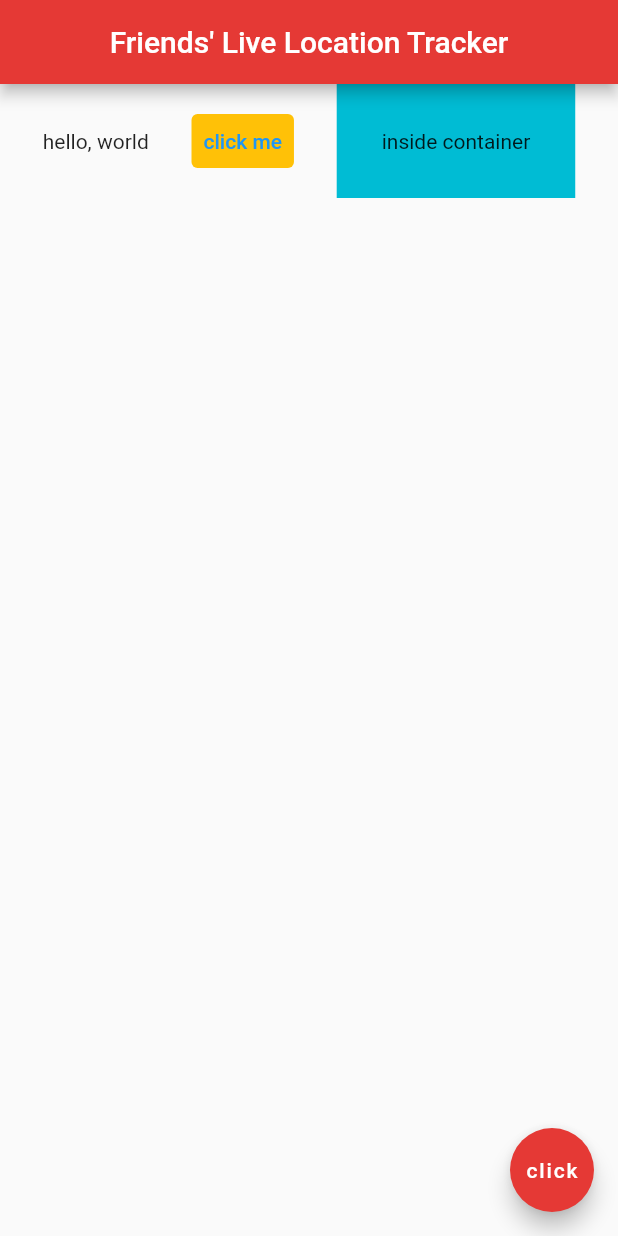
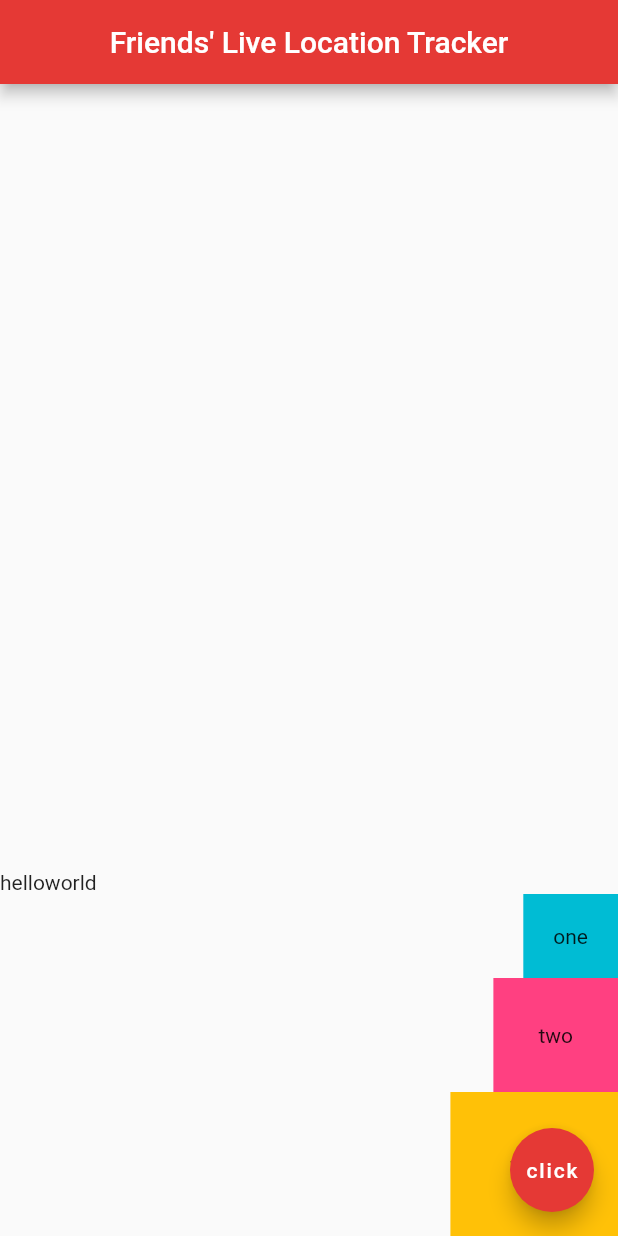
Before and after one commit to yashbg/friends_live_location_tracker, a Flutter app: the screen it shows after launch, on a phone screen of 412 x 824 dp. Run offline on Flutter 3.47's test engine with Material 2 defaults, Android fonts, the phone set to English and light mode, and no system bars.

Commit message:
Add column

```diff
--- a/lib/main.dart
+++ b/lib/main.dart
@@ -15,20 +15,27 @@
         centerTitle: true,
         backgroundColor: Colors.red[600],
       ),
-      body: Row(
-        mainAxisAlignment: MainAxisAlignment.spaceEvenly,
-        crossAxisAlignment: CrossAxisAlignment.center,
+      body: Column(
+        mainAxisAlignment: MainAxisAlignment.end,
+        crossAxisAlignment: CrossAxisAlignment.end,
         children: <Widget>[
-          Text('hello, world'),
-          TextButton(
-            onPressed: () {},
-            style: TextButton.styleFrom(backgroundColor: Colors.amber),
-            child: Text('click me'),
+          Row(
+            children: <Widget>[Text('hello'), Text('world')],
           ),
           Container(
+            padding: EdgeInsets.all(20.0),
             color: Colors.cyan,
+            child: Text('one'),
+          ),
+          Container(
             padding: EdgeInsets.all(30.0),
-            child: Text('inside container'),
+            color: Colors.pinkAccent,
+            child: Text('two'),
+          ),
+          Container(
+            padding: EdgeInsets.all(40.0),
+            color: Colors.amber,
+            child: Text('three'),
           ),
         ],
       ),
```
